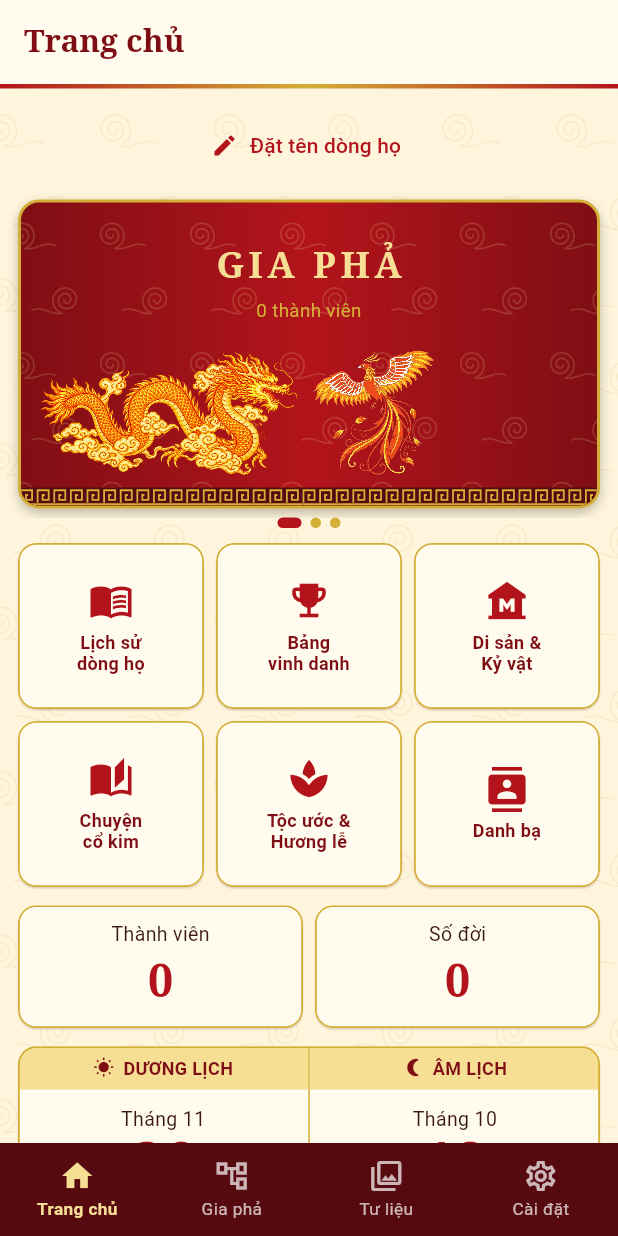
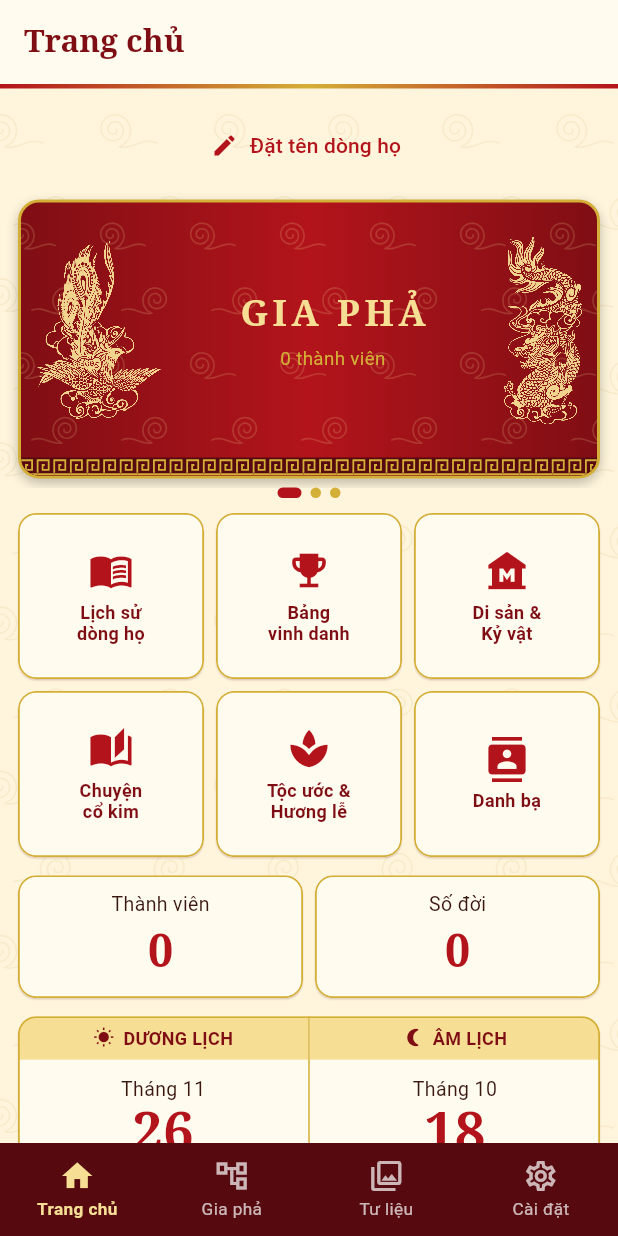
Before and after one commit to fitscom-glitch/gia_pha, a Flutter app: the screen it shows after launch, on a phone screen of 412 x 824 dp. Run offline on Flutter 3.47's test engine with Material 3 defaults, Android fonts, the phone set to English and light mode, and no system bars; our stand-ins replace file_picker, flutter_riverpod, flutter_svg, go_router, image_picker, pdf and 1 more; accounts and stored records are empty.

Commit message:
Last Sync: 2026-11-25 18:05 (Mobile)

```diff
--- a/lib/core/widgets/art_assets.dart
+++ b/lib/core/widgets/art_assets.dart
@@ -1,37 +1,71 @@
 import 'package:flutter/material.dart';
 
-/// Hình nghệ thuật dùng chung: hai con rồng (quay trái / quay phải) và băng rôn.
+/// Hình nghệ thuật dùng chung (nằm trong `assets/images/`).
 abstract final class ArtAssets {
-  static const dragonFacingRight = 'assets/images/rong_quay_phai.webp';
-  static const dragonFacingLeft = 'assets/images/rong_quay_trai.webp';
-  static const phoenixFacingRight = 'assets/images/phung_quay_phai.webp';
-  static const phoenixFacingLeft = 'assets/images/phung_quay_trai.webp';
-  static const banner = 'assets/images/bang_ron.webp';
+  // --- Phả đồ ---
+  /// Rồng nét (từ file Asian-Dragon-Line-Art.svg), đầu quay sang phải / trái.
+  static const phaDoDragonFacingRight = 'assets/images/rong_phado_phai.webp';
+  static const phaDoDragonFacingLeft = 'assets/images/rong_phado_trai.webp';
+  static const phaDoDragonAspect = 1800 / 706;
 
-  /// Tỉ lệ rộng / cao của ảnh.
-  static const dragonAspect = 1500 / 704;
-  static const phoenixAspect = 1200 / 1213;
-  static const bannerAspect = 1800 / 681;
+  /// Cuốn thư (băng rôn) lấy từ file Gia_pha_3.cdr.
+  static const scroll = 'assets/images/cuon_thu.webp';
+  static const scrollAspect = 2000 / 590;
 
-  static String dragon({required bool faceRight}) =>
-      faceRight ? dragonFacingRight : dragonFacingLeft;
+  /// Họa tiết khung bao (Gia_pha_3.cdr): góc trên-trái và một đoạn dải viền lặp lại.
+  static const frameCorner = 'assets/images/khung_goc.webp';
+  static const frameCornerAspect = 600 / 602;
+  static const frameTile = 'assets/images/khung_dai.webp';
+  static const frameTileAspect = 484 / 249;
 
-  static String phoenix({required bool faceRight}) =>
-      faceRight ? phoenixFacingRight : phoenixFacingLeft;
+  // --- Các trang khác: rồng, phụng nét đen (R022.cdr), nền trong suốt, tô màu được ---
+  /// Rồng đứng, đầu quay sang trái.
+  static const dragonArt = 'assets/images/rong_dung.webp';
+  static const dragonArtAspect = 700 / 1693;
+
+  /// Phụng đứng, đầu quay sang phải.
+  static const phoenixArt = 'assets/images/phung_dung.webp';
+  static const phoenixArtAspect = 1000 / 1411;
 }
 
-/// Hình rồng. [faceRight] = true: đầu rồng quay sang phải (đặt ở bên trái,
-/// chầu vào giữa); false: đầu quay sang trái (đặt ở bên phải).
-class DragonImage extends StatelessWidget {
-  const DragonImage({
+/// Rồng trong phả đồ. [faceRight] = true: đầu rồng quay sang phải (đặt bên trái, chầu vào giữa).
+class PhaDoDragon extends StatelessWidget {
+  const PhaDoDragon({
     super.key,
     this.faceRight = true,
     this.opacity = 1,
     this.fit = BoxFit.contain,
-    this.alignment = Alignment.center,
   });
 
   final bool faceRight;
+  final double opacity;
+  final BoxFit fit;
+
+  @override
+  Widget build(BuildContext context) {
+    final image = Image.asset(
+      faceRight ? ArtAssets.phaDoDragonFacingRight : ArtAssets.phaDoDragonFacingLeft,
+      fit: fit,
+      filterQuality: FilterQuality.high,
+      gaplessPlayback: true,
+    );
+    if (opacity >= 1) return image;
+    return Opacity(opacity: opacity, child: image);
+  }
+}
+
+/// Hình nét đơn sắc (nền trong suốt) tô theo [color].
+class _TintedArt extends StatelessWidget {
+  const _TintedArt({
+    required this.asset,
+    required this.color,
+    required this.opacity,
+    required this.fit,
+    required this.alignment,
+  });
+
+  final String asset;
+  final Color color;
   final double opacity;
   final BoxFit fit;
   final AlignmentGeometry alignment;
@@ -39,7 +73,9 @@ class DragonImage extends StatelessWidget {
   @override
   Widget build(BuildContext context) {
     final image = Image.asset(
-      ArtAssets.dragon(faceRight: faceRight),
+      asset,
+      color: color,
+      colorBlendMode: BlendMode.srcIn,
       fit: fit,
       alignment: alignment,
       filterQuality: FilterQuality.high,
@@ -50,31 +86,52 @@ class DragonImage extends StatelessWidget {
   }
 }
 
-/// Hình chim phụng (nét cam, nền trong suốt). [faceRight] như [DragonImage].
-class PhoenixImage extends StatelessWidget {
-  const PhoenixImage({
+/// Rồng đứng (đầu quay trái). Mặc định tô nâu đỏ đậm, đổi bằng [color].
+class DragonArt extends StatelessWidget {
+  const DragonArt({
     super.key,
-    this.faceRight = true,
+    this.color = const Color(0xFF5B1A12),
     this.opacity = 1,
     this.fit = BoxFit.contain,
     this.alignment = Alignment.center,
   });
 
-  final bool faceRight;
+  final Color color;
   final double opacity;
   final BoxFit fit;
   final AlignmentGeometry alignment;
 
   @override
-  Widget build(BuildContext context) {
-    final image = Image.asset(
-      ArtAssets.phoenix(faceRight: faceRight),
-      fit: fit,
-      alignment: alignment,
-      filterQuality: FilterQuality.high,
-      gaplessPlayback: true,
-    );
-    if (opacity >= 1) return image;
-    return Opacity(opacity: opacity, child: image);
-  }
+  Widget build(BuildContext context) => _TintedArt(
+        asset: ArtAssets.dragonArt,
+        color: color,
+        opacity: opacity,
+        fit: fit,
+        alignment: alignment,
+      );
 }
+
+/// Phụng đứng (đầu quay phải). Mặc định tô nâu đỏ đậm, đổi bằng [color].
+class PhoenixArt extends StatelessWidget {
+  const PhoenixArt({
+    super.key,
+    this.color = const Color(0xFF5B1A12),
+    this.opacity = 1,
+    this.fit = BoxFit.contain,
+    this.alignment = Alignment.center,
+  });
+
+  final Color color;
+  final double opacity;
+  final BoxFit fit;
+  final AlignmentGeometry alignment;
+
+  @override
+  Widget build(BuildContext context) => _TintedArt(
+        asset: ArtAssets.phoenixArt,
+        color: color,
+        opacity: opacity,
+        fit: fit,
+        alignment: alignment,
+      );
+}
--- a/lib/core/widgets/dragon_phoenix_banner.dart
+++ b/lib/core/widgets/dragon_phoenix_banner.dart
@@ -3,7 +3,7 @@ import 'package:gia_pha/core/theme/app_colors.dart';
 import 'package:gia_pha/core/widgets/art_assets.dart';
 import 'package:gia_pha/core/widgets/ornaments/ornaments.dart';
 
-/// Biểu ngữ "rồng phụng chầu": rồng bên trái, phụng bên phải, quay mặt vào nhau ở phía dưới.
+/// Biểu ngữ "rồng phụng chầu": phụng bên trái, rồng bên phải, quay mặt vào nhau.
 /// Giữa là [title] + [subtitle], hoặc một câu [quote] nếu có.
 class DragonPhoenixBanner extends StatelessWidget {
   const DragonPhoenixBanner({
@@ -20,7 +20,7 @@ class DragonPhoenixBanner extends StatelessWidget {
   @override
   Widget build(BuildContext context) {
     return Container(
-      height: 196,
+      height: 176,
       margin: const EdgeInsets.fromLTRB(12, 8, 12, 6),
       decoration: BoxDecoration(
         gradient: const LinearGradient(
@@ -42,23 +42,17 @@ class DragonPhoenixBanner extends StatelessWidget {
               ),
             ),
             Padding(
-              padding: const EdgeInsets.fromLTRB(8, 8, 8, 20),
-              child: Column(
+              padding: const EdgeInsets.fromLTRB(10, 8, 10, 20),
+              child: Row(
                 children: [
+                  const SizedBox(
+                    width: 84,
+                    child: PhoenixArt(color: AppColors.goldLight, opacity: 0.95),
+                  ),
                   Expanded(child: _center()),
                   const SizedBox(
-                    height: 84,
-                    child: Row(
-                      children: [
-                        Expanded(
-                          child: DragonImage(faceRight: true, alignment: Alignment.centerRight),
-                        ),
-                        SizedBox(width: 4),
-                        Expanded(
-                          child: PhoenixImage(faceRight: false, alignment: Alignment.centerLeft),
-                        ),
-                      ],
-                    ),
+                    width: 52,
+                    child: DragonArt(color: AppColors.goldLight, opacity: 0.95),
                   ),
                 ],
               ),
--- a/lib/features/heirlooms/presentation/pages/heirlooms_page.dart
+++ b/lib/features/heirlooms/presentation/pages/heirlooms_page.dart
@@ -126,7 +126,7 @@ class HeirloomImage extends StatelessWidget {
     return Container(
       color: AppColors.paperDark,
       padding: const EdgeInsets.all(16),
-      child: const DragonImage(opacity: 0.7),
+      child: const DragonArt(color: Color(0xFF9C7A12), opacity: 0.8),
     );
   }
 }
--- a/lib/features/home/presentation/widgets/home_widgets.dart
+++ b/lib/features/home/presentation/widgets/home_widgets.dart
@@ -40,7 +40,7 @@ class _HomeBannerCarouselState extends State<HomeBannerCarousel> {
     return Column(
       children: [
         SizedBox(
-          height: 220,
+          height: 200,
           child: PageView(
             controller: _controller,
             onPageChanged: (i) => setState(() => _page = i),
--- a/lib/features/members/presentation/pages/person_list_page.dart
+++ b/lib/features/members/presentation/pages/person_list_page.dart
@@ -350,9 +350,9 @@ class _EmptyState extends StatelessWidget {
           const Row(
             mainAxisSize: MainAxisSize.min,
             children: [
-              SizedBox(width: 140, height: 66, child: DragonImage(faceRight: true)),
+              SizedBox(width: 72, height: 110, child: PhoenixArt()),
               SizedBox(width: 8),
-              SizedBox(width: 72, height: 72, child: PhoenixImage(faceRight: false)),
+              SizedBox(width: 48, height: 110, child: DragonArt()),
             ],
           ),
           const SizedBox(height: 12),
```
Also changed, not shown: lib/features/family_tree/presentation/widgets/pha_do_canvas.dart (+138 -70 lines), lib/features/members/presentation/pages/person_detail_page.dart (+6 -6 lines), assets/images/cuon_thu.webp (added), assets/images/khung_dai.webp (added), assets/images/khung_goc.webp (added), assets/images/phung_dung.webp (added), assets/images/rong_dung.webp (added), assets/images/rong_phado_phai.webp (added), assets/images/rong_phado_trai.webp (added), 1 other file.
